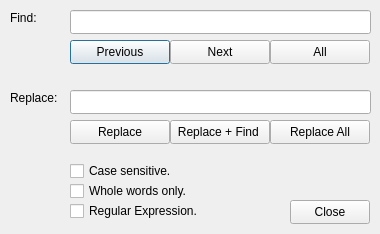
Old version of the form src/gui/editorwidget/dialogs/findreplace.ui in the repository Arcachofo/SimulIDE-dev.
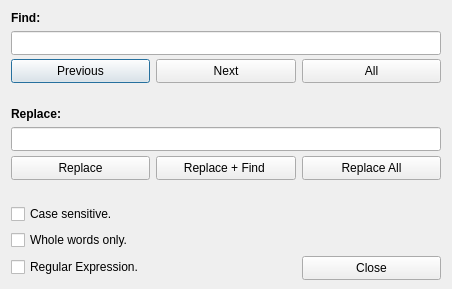
New version of the form.

Commit message: Editor: upate setting dialogs.

Diff of the .ui file:
```diff
--- a/src/gui/editorwidget/dialogs/findreplace.ui
+++ b/src/gui/editorwidget/dialogs/findreplace.ui
@@ -6,8 +6,8 @@
    <rect>
     <x>0</x>
     <y>0</y>
-    <width>380</width>
-    <height>234</height>
+    <width>452</width>
+    <height>289</height>
    </rect>
   </property>
   <property name="minimumSize">
@@ -19,254 +19,234 @@
   <property name="windowTitle">
    <string>Dialog</string>
   </property>
+  <layout class="QGridLayout" name="gridLayout">
+   <item row="1" column="0" colspan="3">
+    <widget class="QLineEdit" name="findEdit">
+     <property name="sizePolicy">
+      <sizepolicy hsizetype="Preferred" vsizetype="Preferred">
+       <horstretch>0</horstretch>
+       <verstretch>0</verstretch>
+      </sizepolicy>
+     </property>
+     <property name="minimumSize">
+      <size>
+       <width>350</width>
+       <height>24</height>
+      </size>
+     </property>
+    </widget>
+   </item>
+   <item row="2" column="0">
   <widget class="QPushButton" name="prevButton">
-   <property name="geometry">
-    <rect>
-     <x>70</x>
-     <y>40</y>
-     <width>100</width>
-     <height>24</height>
-    </rect>
-   </property>
    <property name="sizePolicy">
-    <sizepolicy hsizetype="Preferred" vsizetype="Preferred">
+      <sizepolicy hsizetype="MinimumExpanding" vsizetype="Preferred">
      <horstretch>0</horstretch>
      <verstretch>0</verstretch>
     </sizepolicy>
    </property>
+     <property name="minimumSize">
+      <size>
+       <width>100</width>
+       <height>24</height>
+      </size>
+     </property>
    <property name="text">
     <string>Previous</string>
    </property>
   </widget>
+   </item>
+   <item row="2" column="1">
   <widget class="QPushButton" name="nextButton">
-   <property name="geometry">
-    <rect>
-     <x>170</x>
-     <y>40</y>
-     <width>100</width>
-     <height>24</height>
-    </rect>
-   </property>
    <property name="sizePolicy">
-    <sizepolicy hsizetype="Preferred" vsizetype="Preferred">
+      <sizepolicy hsizetype="MinimumExpanding" vsizetype="Preferred">
      <horstretch>0</horstretch>
      <verstretch>0</verstretch>
     </sizepolicy>
    </property>
+     <property name="minimumSize">
+      <size>
+       <width>100</width>
+       <height>24</height>
+      </size>
+     </property>
    <property name="text">
     <string>Next</string>
    </property>
   </widget>
-  <widget class="QPushButton" name="closeButton">
-   <property name="geometry">
-    <rect>
-     <x>290</x>
-     <y>200</y>
-     <width>80</width>
+   </item>
+   <item row="2" column="2">
+    <widget class="QPushButton" name="allButton">
+     <property name="sizePolicy">
+      <sizepolicy hsizetype="MinimumExpanding" vsizetype="Preferred">
+       <horstretch>0</horstretch>
+       <verstretch>0</verstretch>
+      </sizepolicy>
+     </property>
+     <property name="minimumSize">
+      <size>
+       <width>100</width>
      <height>24</height>
-    </rect>
-   </property>
+      </size>
+     </property>
+     <property name="text">
+      <string>All</string>
+     </property>
+    </widget>
+   </item>
+   <item row="3" column="0">
+    <widget class="QLabel" name="label_3">
+     <property name="text">
+      <string notr="true"/>
+     </property>
+    </widget>
+   </item>
+   <item row="5" column="0" colspan="3">
+    <widget class="QLineEdit" name="replaceEdit">
    <property name="sizePolicy">
     <sizepolicy hsizetype="Preferred" vsizetype="Preferred">
      <horstretch>0</horstretch>
      <verstretch>0</verstretch>
     </sizepolicy>
    </property>
-   <property name="text">
-    <string>Close</string>
-   </property>
-  </widget>
+     <property name="minimumSize">
+      <size>
+       <width>350</width>
+       <height>24</height>
+      </size>
+     </property>
+    </widget>
+   </item>
+   <item row="6" column="0">
   <widget class="QPushButton" name="replaceButton">
-   <property name="geometry">
-    <rect>
-     <x>70</x>
-     <y>120</y>
-     <width>100</width>
-     <height>24</height>
-    </rect>
-   </property>
    <property name="sizePolicy">
-    <sizepolicy hsizetype="Preferred" vsizetype="Preferred">
+      <sizepolicy hsizetype="MinimumExpanding" vsizetype="Preferred">
      <horstretch>0</horstretch>
      <verstretch>0</verstretch>
     </sizepolicy>
    </property>
+     <property name="minimumSize">
+      <size>
+       <width>100</width>
+       <height>24</height>
+      </size>
+     </property>
    <property name="text">
     <string>Replace</string>
    </property>
   </widget>
+   </item>
+   <item row="6" column="1">
+    <widget class="QPushButton" name="replFindButton">
+     <property name="sizePolicy">
+      <sizepolicy hsizetype="MinimumExpanding" vsizetype="Preferred">
+       <horstretch>0</horstretch>
+       <verstretch>0</verstretch>
+      </sizepolicy>
+     </property>
+     <property name="minimumSize">
+      <size>
+       <width>100</width>
+       <height>24</height>
+      </size>
+     </property>
+     <property name="text">
+      <string>Replace + Find </string>
+     </property>
+    </widget>
+   </item>
+   <item row="6" column="2">
   <widget class="QPushButton" name="replAllButton">
-   <property name="geometry">
-    <rect>
-     <x>270</x>
-     <y>120</y>
-     <width>100</width>
-     <height>24</height>
-    </rect>
-   </property>
    <property name="sizePolicy">
-    <sizepolicy hsizetype="Preferred" vsizetype="Preferred">
+      <sizepolicy hsizetype="MinimumExpanding" vsizetype="Preferred">
      <horstretch>0</horstretch>
      <verstretch>0</verstretch>
     </sizepolicy>
    </property>
+     <property name="minimumSize">
+      <size>
+       <width>100</width>
+       <height>24</height>
+      </size>
+     </property>
    <property name="text">
     <string>Replace All</string>
    </property>
   </widget>
-  <widget class="QPushButton" name="allButton">
-   <property name="geometry">
-    <rect>
-     <x>270</x>
-     <y>40</y>
+   </item>
+   <item row="7" column="0">
+    <widget class="QLabel" name="label_4">
+     <property name="text">
+      <string notr="true"/>
+     </property>
+    </widget>
+   </item>
+   <item row="10" column="2">
+    <widget class="QPushButton" name="closeButton">
+     <property name="sizePolicy">
+      <sizepolicy hsizetype="Preferred" vsizetype="Preferred">
+       <horstretch>0</horstretch>
+       <verstretch>0</verstretch>
+      </sizepolicy>
+     </property>
+     <property name="minimumSize">
+      <size>
      <width>100</width>
      <height>24</height>
-    </rect>
-   </property>
-   <property name="sizePolicy">
-    <sizepolicy hsizetype="Preferred" vsizetype="Preferred">
-     <horstretch>0</horstretch>
-     <verstretch>0</verstretch>
-    </sizepolicy>
+      </size>
    </property>
    <property name="text">
-    <string>All</string>
-   </property>
-  </widget>
-  <widget class="QLineEdit" name="findEdit">
-   <property name="geometry">
-    <rect>
-     <x>70</x>
-     <y>10</y>
-     <width>301</width>
-     <height>24</height>
-    </rect>
-   </property>
-   <property name="sizePolicy">
-    <sizepolicy hsizetype="Preferred" vsizetype="Preferred">
-     <horstretch>0</horstretch>
-     <verstretch>0</verstretch>
-    </sizepolicy>
-   </property>
-  </widget>
-  <widget class="QLineEdit" name="replaceEdit">
-   <property name="geometry">
-    <rect>
-     <x>70</x>
-     <y>90</y>
-     <width>301</width>
-     <height>24</height>
-    </rect>
-   </property>
-   <property name="sizePolicy">
-    <sizepolicy hsizetype="Preferred" vsizetype="Preferred">
-     <horstretch>0</horstretch>
-     <verstretch>0</verstretch>
-    </sizepolicy>
-   </property>
-  </widget>
+      <string>Close</string>
+     </property>
+    </widget>
+   </item>
+   <item row="0" column="0" colspan="2">
   <widget class="QLabel" name="label">
-   <property name="geometry">
-    <rect>
-     <x>10</x>
-     <y>10</y>
-     <width>58</width>
-     <height>16</height>
-    </rect>
+     <property name="font">
+      <font>
+       <weight>75</weight>
+       <bold>true</bold>
+      </font>
    </property>
    <property name="text">
     <string>Find:</string>
    </property>
   </widget>
+   </item>
+   <item row="4" column="0" colspan="2">
   <widget class="QLabel" name="label_2">
-   <property name="geometry">
-    <rect>
-     <x>10</x>
-     <y>90</y>
-     <width>58</width>
-     <height>16</height>
-    </rect>
+     <property name="font">
+      <font>
+       <weight>75</weight>
+       <bold>true</bold>
+      </font>
    </property>
    <property name="text">
     <string>Replace:</string>
    </property>
   </widget>
+   </item>
+   <item row="8" column="0" colspan="2">
   <widget class="QCheckBox" name="caseS">
-   <property name="geometry">
-    <rect>
-     <x>70</x>
-     <y>160</y>
-     <width>201</width>
-     <height>22</height>
-    </rect>
-   </property>
-   <property name="sizePolicy">
-    <sizepolicy hsizetype="Preferred" vsizetype="Preferred">
-     <horstretch>0</horstretch>
-     <verstretch>0</verstretch>
-    </sizepolicy>
-   </property>
    <property name="text">
     <string>Case sensitive.</string>
    </property>
   </widget>
+   </item>
+   <item row="9" column="0" colspan="2">
   <widget class="QCheckBox" name="whole">
-   <property name="geometry">
-    <rect>
-     <x>70</x>
-     <y>180</y>
-     <width>201</width>
-     <height>22</height>
-    </rect>
-   </property>
-   <property name="sizePolicy">
-    <sizepolicy hsizetype="Preferred" vsizetype="Preferred">
-     <horstretch>0</horstretch>
-     <verstretch>0</verstretch>
-    </sizepolicy>
-   </property>
    <property name="text">
     <string>Whole words only.</string>
    </property>
   </widget>
+   </item>
+   <item row="10" column="0" colspan="2">
   <widget class="QCheckBox" name="regexp">
-   <property name="geometry">
-    <rect>
-     <x>70</x>
-     <y>200</y>
-     <width>201</width>
-     <height>22</height>
-    </rect>
-   </property>
-   <property name="sizePolicy">
-    <sizepolicy hsizetype="Preferred" vsizetype="Preferred">
-     <horstretch>0</horstretch>
-     <verstretch>0</verstretch>
-    </sizepolicy>
-   </property>
    <property name="text">
     <string>Regular Expression.</string>
    </property>
   </widget>
-  <widget class="QPushButton" name="replFindButton">
-   <property name="geometry">
-    <rect>
-     <x>170</x>
-     <y>120</y>
-     <width>100</width>
-     <height>24</height>
-    </rect>
-   </property>
-   <property name="sizePolicy">
-    <sizepolicy hsizetype="Preferred" vsizetype="Preferred">
-     <horstretch>0</horstretch>
-     <verstretch>0</verstretch>
-    </sizepolicy>
-   </property>
-   <property name="text">
-    <string>Replace + Find </string>
-   </property>
-  </widget>
+   </item>
+  </layout>
  </widget>
  <resources/>
  <connections/>
```
Left out of the diff: 19 changed lines with no effect on the pictures. Lines whose indentation alone changed are shown as unchanged. The commit also changes 1 other file.
